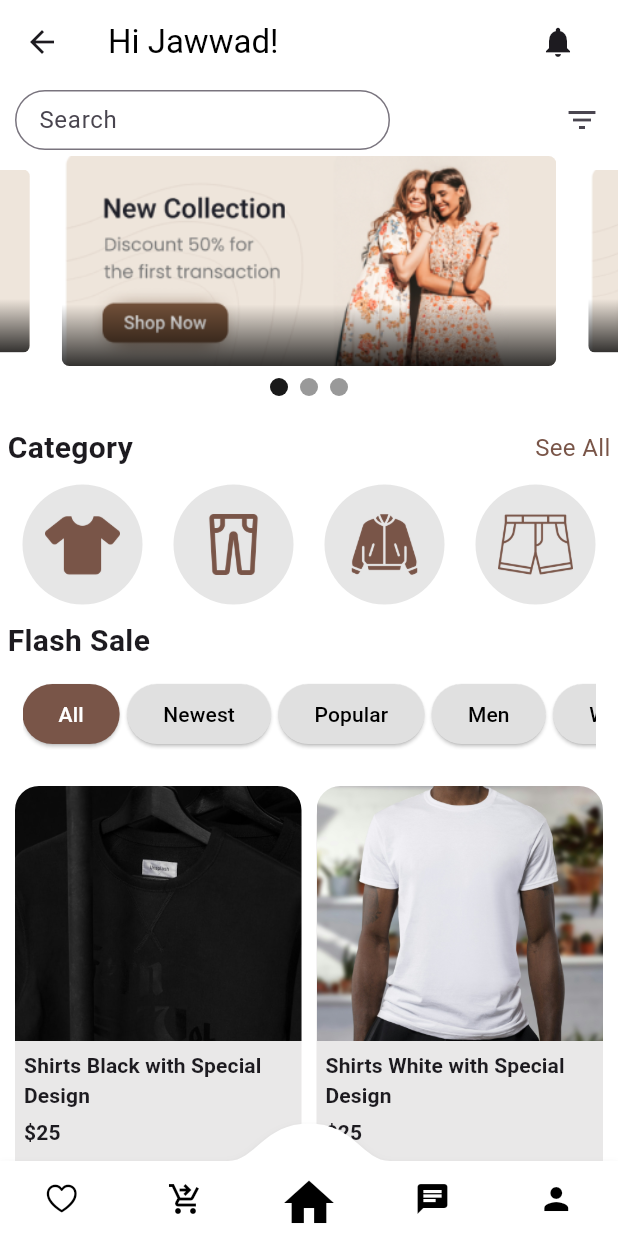
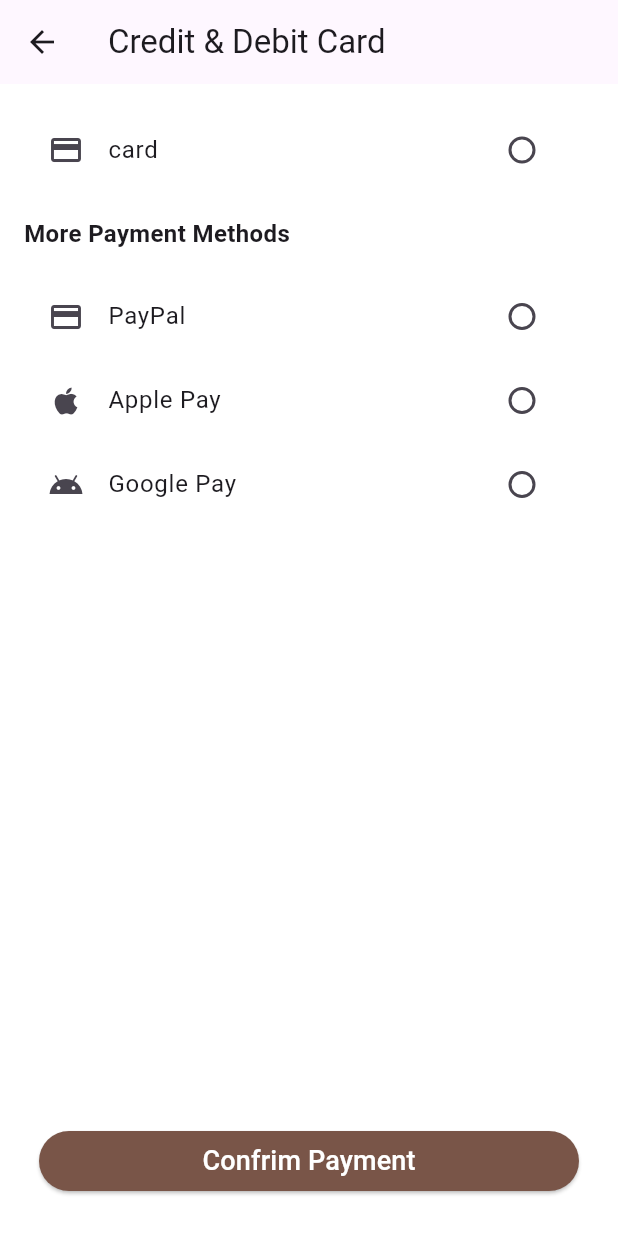
Before and after one commit to codewithjawad/E-commerce-App, a Flutter app: the CheckoutScreen screen opened directly, after a tap on "Continue to Payment", on a phone screen of 412 x 824 dp. Run offline on Flutter 3.47's test engine with Material 3 defaults, Android fonts, the phone set to English and light mode, and no system bars; drawn by our look-alikes of carousel_slider, convex_bottom_bar.

Commit message:
created payment screen

```diff
--- a/ecommerce_app/lib/Screens/Checkout/checkout.dart
+++ b/ecommerce_app/lib/Screens/Checkout/checkout.dart
@@ -1,6 +1,6 @@
 import 'package:ecommerce_app/Custom%20Widgets/custombtn.dart';
 import 'package:ecommerce_app/Screens/Checkout/order.dart';
-import 'package:ecommerce_app/Screens/Home/home_view.dart';
+import 'package:ecommerce_app/Screens/payment/payment.dart';
 import 'package:flutter/material.dart';
 
 class CheckoutScreen extends StatelessWidget {
@@ -73,7 +73,7 @@ class CheckoutScreen extends StatelessWidget {
             const SizedBox(height: 16.0),
             const Custombtn(
               btntext: "Continue to Payment",
-              navgt: HomeView(),
+              navgt: PaymentMethodsScreen(),
             ),
           ],
         ),
--- a/ecommerce_app/lib/Screens/Checkout/order.dart
+++ b/ecommerce_app/lib/Screens/Checkout/order.dart
@@ -2,7 +2,7 @@ import 'package:flutter/material.dart';
 
 class Order extends StatelessWidget {
   final items;
-  const Order({super.key,required this.items});
+  const Order({super.key, required this.items});
 
   @override
   Widget build(BuildContext context) {
@@ -25,7 +25,10 @@ class Order extends StatelessWidget {
           ),
           title: Text(title),
           subtitle: Text('PKR $price'),
-          trailing: Text('Qty: $quantity'),
+          trailing: Text(
+            'Qty: $quantity',
+            style: const TextStyle(fontSize: 16),
+          ),
         );
       },
     );
--- /dev/null
+++ b/ecommerce_app/lib/Screens/payment/payment.dart
@@ -0,0 +1,80 @@
+import 'package:ecommerce_app/Custom%20Widgets/custombtn.dart';
+import 'package:ecommerce_app/Screens/Home/home_view.dart';
+import 'package:flutter/material.dart';
+
+class PaymentMethodsScreen extends StatelessWidget {
+  final String selectedPaymentMethod;
+
+  const PaymentMethodsScreen({super.key, this.selectedPaymentMethod = ''});
+
+  @override
+  Widget build(BuildContext context) {
+    return Scaffold(
+      appBar: AppBar(
+        title: const Text('Credit & Debit Card'),
+      ),
+      body: Padding(
+        padding: const EdgeInsets.all(16.0),
+        child: Column(
+          crossAxisAlignment: CrossAxisAlignment.start,
+          children: [
+            _buildPaymentMethodTile(
+              icon: const Icon(Icons.payment), // Use an appropriate icon
+              title: 'card',
+              value: 'Add new Card',
+              selectedPaymentMethod: selectedPaymentMethod,
+              onChanged: (value) {},
+            ),
+            const SizedBox(height: 16.0),
+            const Text(
+              'More Payment Methods',
+              style: TextStyle(fontSize: 16.0, fontWeight: FontWeight.bold),
+            ),
+            const SizedBox(height: 16.0),
+            _buildPaymentMethodTile(
+              icon: const Icon(Icons.payment), // Use an appropriate icon
+              title: 'PayPal',
+              value: 'paypal',
+              selectedPaymentMethod: selectedPaymentMethod,
+              onChanged: (value) {},
+            ),
+            _buildPaymentMethodTile(
+              icon: const Icon(Icons.apple), // Use an appropriate icon
+              title: 'Apple Pay',
+              value: 'apple_pay',
+              selectedPaymentMethod: selectedPaymentMethod,
+              onChanged: (value) {},
+            ),
+            _buildPaymentMethodTile(
+              icon: const Icon(Icons.android), // Use an appropriate icon
+              title: 'Google Pay',
+              value: 'google_pay',
+              selectedPaymentMethod: selectedPaymentMethod,
+              onChanged: (value) {},
+            ),
+            const Spacer(),
+            const Custombtn(btntext: "Confrim Payment", navgt: HomeView())
+          ],
+        ),
+      ),
+    );
+  }
+
+  Widget _buildPaymentMethodTile({
+    required Icon icon,
+    required String title,
+    required String value,
+    required String selectedPaymentMethod,
+    required ValueChanged<String?> onChanged,
+  }) {
+    return ListTile(
+      leading: icon,
+      title: Text(title),
+      trailing: Radio<String>(
+        value: value,
+        groupValue: selectedPaymentMethod,
+        onChanged: onChanged,
+      ),
+    );
+  }
+}
```
